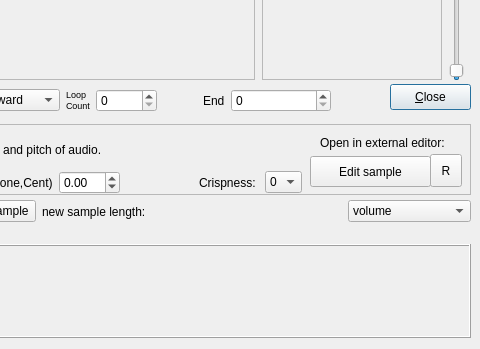
The window that src/gui/src/SampleEditor/SampleEditor_UI.ui (hydrogen-music/hydrogen) describes before a commit, drawn with Qt 5; both pictures show x 380 to 860 and y 196 to 545 of the 860 by 545 pixel window.
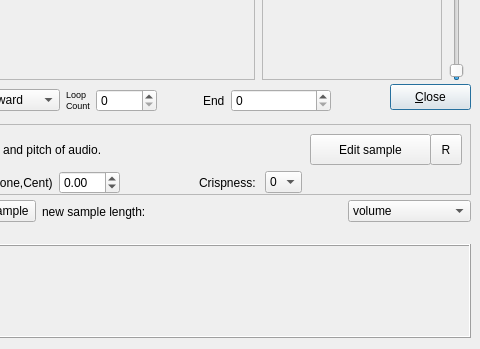
The same window after the commit.

Commit message: Added browse button for setting editor, added check and warning for file not writable when opening

Patch:
```diff
--- a/src/gui/src/SampleEditor/SampleEditor_UI.ui
+++ b/src/gui/src/SampleEditor/SampleEditor_UI.ui
@@ -686,7 +686,7 @@
     <property name="geometry">
      <rect>
       <x>680</x>
-      <y>32</y>
+      <y>10</y>
       <width>121</width>
       <height>31</height>
      </rect>
@@ -698,26 +698,13 @@
      <string>Edit sample</string>
     </property>
    </widget>
-   <widget class="QLabel" name="extEditorLabel">
-    <property name="geometry">
-     <rect>
-      <x>690</x>
-      <y>10</y>
-      <width>131</width>
-      <height>17</height>
-     </rect>
-    </property>
-    <property name="text">
-     <string>Open in external editor:</string>
-    </property>
-   </widget>
    <widget class="QToolButton" name="reloadToolButton">
     <property name="geometry">
      <rect>
       <x>800</x>
-      <y>30</y>
+      <y>10</y>
       <width>32</width>
-      <height>33</height>
+      <height>31</height>
      </rect>
     </property>
     <property name="text">
```
Left out of the diff: 3 changed lines with no effect on the pictures. The commit also changes 4 other files.
